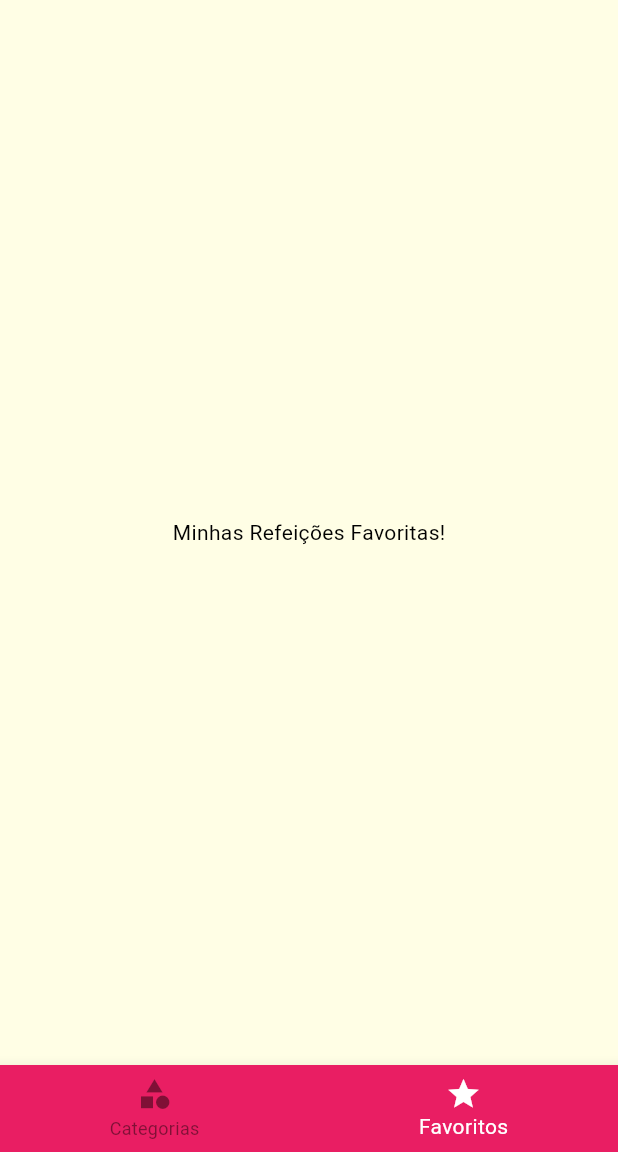
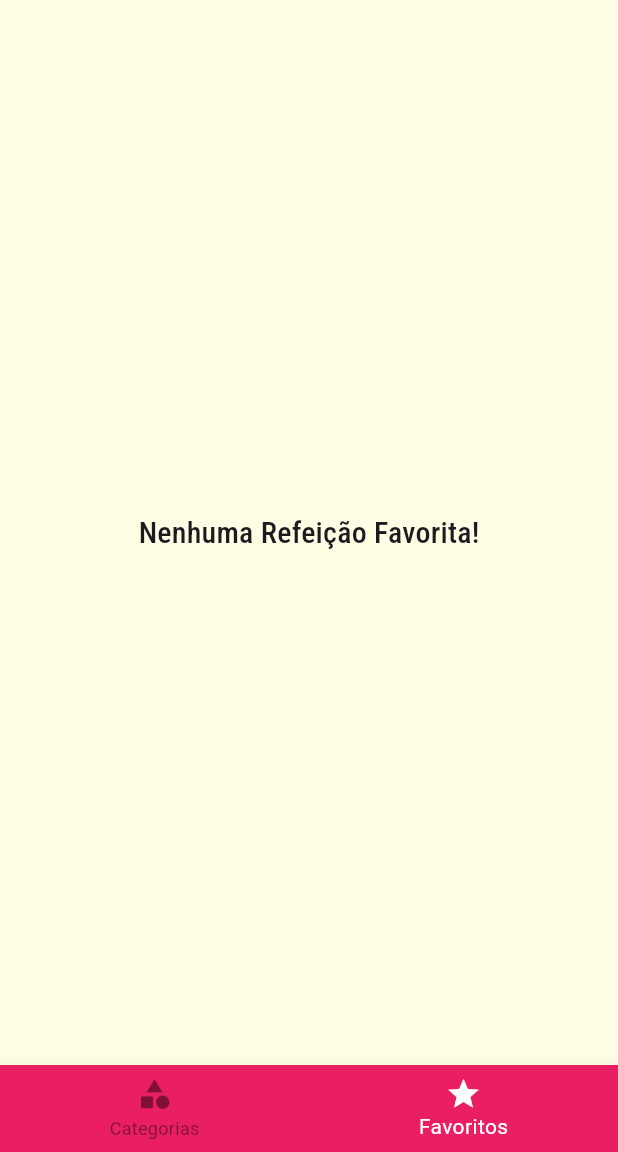
Before and after one commit to enzo-cezarg/meals-app, a Flutter app: the screen it shows after launch, item 2 of the bottom bar chosen, on a phone screen of 412 x 824 dp, the part 84-1236 px from its top. Run offline on Flutter 3.47's test engine with Material 3 defaults, Android fonts, the phone set to English and light mode, and no system bars.

```diff
--- a/lib/main.dart
+++ b/lib/main.dart
@@ -3,7 +3,6 @@ import 'models/settings.dart';
 import 'views/settings_view.dart';
 import 'views/not_found_view.dart';
 import 'views/tabs_view.dart';
-import 'views/categories_view.dart';
 import 'views/categories_meals_view.dart';
 import 'views/meal_detail_view.dart';
 import 'utils/app_routes.dart';
@@ -21,8 +20,13 @@ class MyApp extends StatefulWidget {
 
 class _MyAppState extends State<MyApp> {
   List<Meal> _availableMeals = dummyMeals;
+  List<Meal> _favoriteMeals = [];
 
   Settings settings = Settings();
+
+  bool _isFavorite(Meal meal) {
+    return _favoriteMeals.contains(meal);
+  }
 
   void _filterMeals(Settings settings) {
     setState(() {
@@ -39,6 +43,14 @@ class _MyAppState extends State<MyApp> {
             !filterVegan &&
             !filterVegetarian;
       }).toList();
+    });
+  }
+
+  void _toggleFavorite(Meal meal) {
+    setState(() {
+      _favoriteMeals.contains(meal)
+          ? _favoriteMeals.remove(meal)
+          : _favoriteMeals.add(meal);
     });
   }
 
@@ -75,10 +87,11 @@ class _MyAppState extends State<MyApp> {
       ),
       //home: CategoriesView(),
       routes: {
-        AppRoutes.home: (ctx) => TabsView(),
+        AppRoutes.home: (ctx) => TabsView(favoriteMeals: _favoriteMeals),
         AppRoutes.categoriesMeals: (ctx) =>
             CategoriesMealsView(meals: _availableMeals),
-        AppRoutes.mealDetail: (ctx) => MealDetailView(),
+        AppRoutes.mealDetail: (ctx) =>
+            MealDetailView(isFavorite: _isFavorite, onToggleFavorite: _toggleFavorite),
         AppRoutes.settings: (ctx) =>
             SettingsView(settings: settings, onSettingsChanged: _filterMeals),
       },
--- a/lib/views/favorite_view.dart
+++ b/lib/views/favorite_view.dart
@@ -1,12 +1,28 @@
 import 'package:flutter/material.dart';
+import '../models/meal.dart';
+import '../widgets/meal_item.dart';
 
 class FavoriteView extends StatelessWidget {
-  const FavoriteView({super.key});
+  const FavoriteView({required this.favoriteMeals, super.key});
+
+  final List<Meal> favoriteMeals;
 
   @override
   Widget build(BuildContext context) {
-    return Center(
-      child: Text('Minhas Refeições Favoritas!'),
-    );
+    if (favoriteMeals.isEmpty) {
+      return Center(
+        child: Text(
+          'Nenhuma Refeição Favorita!',
+          style: Theme.of(context).textTheme.titleMedium,
+        ),
+      );
+    } else {
+      return ListView.builder(
+        itemCount: favoriteMeals.length,
+        itemBuilder: (ctx, index) {
+          return MealItem(meal: favoriteMeals.elementAt(index));
+        },
+      );
+    }
   }
 }
--- a/lib/views/tabs_view.dart
+++ b/lib/views/tabs_view.dart
@@ -2,9 +2,12 @@ import 'package:flutter/material.dart';
 import 'categories_view.dart';
 import 'favorite_view.dart';
 import '../widgets/main_drawer.dart';
+import '../models/meal.dart';
 
 class TabsView extends StatefulWidget {
-  const TabsView({super.key});
+  const TabsView({required this.favoriteMeals, super.key});
+
+  final List<Meal> favoriteMeals;
 
   @override
   State<TabsView> createState() => _TabsViewState();
@@ -12,10 +15,22 @@ class TabsView extends StatefulWidget {
 
 class _TabsViewState extends State<TabsView> {
   int _selectedViewIndex = 0;
-  final List<Map<String, Object>> _views = [
-    {'title': 'Lista de Categorias', 'view': CategoriesView()},
-    {'title': 'Meus Favoritos', 'view': FavoriteView()},
-  ];
+  List<Map<String, Object>>? _views;
+
+  @override
+  void initState() {
+    super.initState();
+    _views = [
+      {
+        'title': 'Lista de Categorias',
+        'view': CategoriesView(),
+      },
+      {
+        'title': 'Meus Favoritos',
+        'view': FavoriteView(favoriteMeals: widget.favoriteMeals)
+      },
+    ];
+  }
 
   _selectView(int index) {
     setState(() {
@@ -28,14 +43,14 @@ class _TabsViewState extends State<TabsView> {
     return Scaffold(
       appBar: AppBar(
         title: Text(
-          _views[_selectedViewIndex]['title'] as String,
+          _views![_selectedViewIndex]['title'] as String,
           style: Theme.of(context).textTheme.titleLarge,
         ),
         backgroundColor: Theme.of(context).colorScheme.primary,
         foregroundColor: Theme.of(context).colorScheme.onPrimary,
       ),
       drawer: MainDrawer(),
-      body: _views[_selectedViewIndex]['view'] as Widget,
+      body: _views![_selectedViewIndex]['view'] as Widget,
       bottomNavigationBar: BottomNavigationBar(
         onTap: _selectView,
         backgroundColor: Theme.of(context).colorScheme.primary,
```
Also changed, not shown: lib/views/meal_detail_view.dart (+6 -3 lines).
